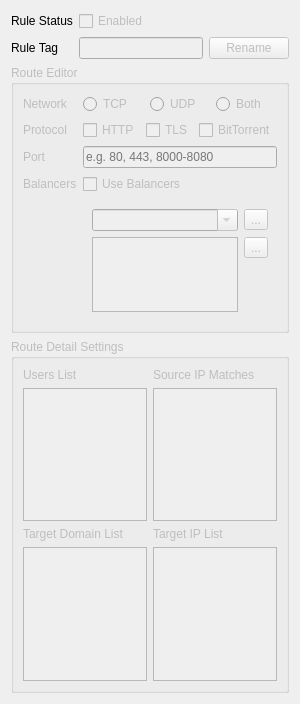
The window that src/ui/widgets/node/RuleWidget.ui (Qv2ray/Qv2ray) describes before a commit, drawn with Qt 5.
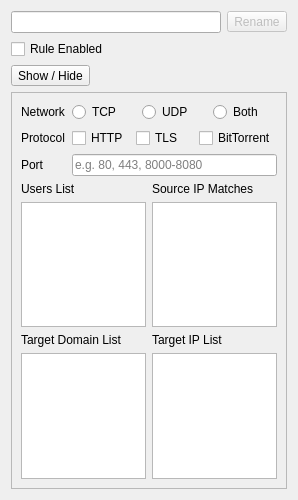
The same window after the commit.

```diff
--- a/src/ui/widgets/node/RuleWidget.ui
+++ b/src/ui/widgets/node/RuleWidget.ui
@@ -6,54 +6,21 @@
    <rect>
     <x>0</x>
     <y>0</y>
-    <width>296</width>
-    <height>704</height>
+    <width>298</width>
+    <height>500</height>
    </rect>
   </property>
   <property name="windowTitle">
    <string>Form</string>
   </property>
-  <layout class="QVBoxLayout" name="verticalLayout">
+  <layout class="QVBoxLayout" name="verticalLayout_2">
    <item>
-    <layout class="QFormLayout" name="formLayout_2">
-     <item row="0" column="0">
-      <widget class="QLabel" name="label">
-       <property name="enabled">
-        <bool>true</bool>
-       </property>
-       <property name="text">
-        <string>Rule Status</string>
-       </property>
-      </widget>
-     </item>
-     <item row="0" column="1">
-      <widget class="QCheckBox" name="ruleEnableCB">
-       <property name="enabled">
-        <bool>false</bool>
-       </property>
-       <property name="text">
-        <string>Enabled</string>
-       </property>
-      </widget>
-     </item>
-     <item row="1" column="0">
-      <widget class="QLabel" name="label_13">
-       <property name="text">
-        <string>Rule Tag</string>
-       </property>
-      </widget>
-     </item>
-     <item row="1" column="1">
-      <layout class="QHBoxLayout" name="horizontalLayout_6">
+    <layout class="QHBoxLayout" name="horizontalLayout">
        <item>
-        <widget class="QLineEdit" name="ruleTagLineEdit">
-         <property name="enabled">
-          <bool>false</bool>
-         </property>
-        </widget>
+      <widget class="QLineEdit" name="ruleTagLineEdit"/>
        </item>
        <item>
-        <widget class="QPushButton" name="ruleRenameBtn">
+      <widget class="QToolButton" name="ruleRenameBtn">
          <property name="enabled">
           <bool>false</bool>
          </property>
@@ -64,19 +31,30 @@
        </item>
       </layout>
      </item>
-    </layout>
+   <item>
+    <widget class="QCheckBox" name="ruleEnableCB">
+     <property name="text">
+      <string>Rule Enabled</string>
+     </property>
+    </widget>
    </item>
    <item>
-    <widget class="QGroupBox" name="routeEditGroupBox">
-     <property name="enabled">
-      <bool>false</bool>
+    <widget class="QToolButton" name="toolButton">
+     <property name="text">
+      <string>Show / Hide</string>
      </property>
-     <property name="title">
-      <string>Route Editor</string>
+    </widget>
+   </item>
+   <item>
+    <widget class="QFrame" name="settingsFrame">
+     <property name="frameShape">
+      <enum>QFrame::StyledPanel</enum>
      </property>
-     <property name="flat">
-      <bool>false</bool>
+     <property name="frameShadow">
+      <enum>QFrame::Raised</enum>
      </property>
+     <layout class="QVBoxLayout" name="verticalLayout">
+      <item>
      <layout class="QFormLayout" name="formLayout">
       <item row="0" column="0">
        <widget class="QLabel" name="label_17">
@@ -156,74 +134,9 @@
         </property>
        </widget>
       </item>
-      <item row="3" column="0">
-       <widget class="QLabel" name="label_6">
-        <property name="text">
-         <string>Balancers</string>
-        </property>
-       </widget>
-      </item>
-      <item row="3" column="1">
-       <widget class="QCheckBox" name="enableBalancerCB">
-        <property name="text">
-         <string>Use Balancers</string>
-        </property>
-       </widget>
-      </item>
-      <item row="4" column="1">
-       <widget class="QWidget" name="balancersWidget" native="true">
-        <layout class="QGridLayout" name="balancerLayout">
-         <item row="0" column="0">
-          <widget class="QComboBox" name="balancerSelectionCombo">
-           <property name="editable">
-            <bool>true</bool>
-           </property>
-          </widget>
-         </item>
-         <item row="1" column="0" rowspan="2">
-          <widget class="QListWidget" name="balancerList"/>
-         </item>
-         <item row="1" column="1">
-          <widget class="QToolButton" name="balancerDelBtn">
-           <property name="text">
-            <string>...</string>
-           </property>
-          </widget>
-         </item>
-         <item row="2" column="1">
-          <spacer name="verticalSpacer">
-           <property name="orientation">
-            <enum>Qt::Vertical</enum>
-           </property>
-           <property name="sizeHint" stdset="0">
-            <size>
-             <width>20</width>
-             <height>40</height>
-            </size>
-           </property>
-          </spacer>
-         </item>
-         <item row="0" column="1">
-          <widget class="QToolButton" name="balancerAddBtn">
-           <property name="text">
-            <string>...</string>
-           </property>
-          </widget>
-         </item>
-        </layout>
-       </widget>
-      </item>
-     </layout>
-    </widget>
+       </layout>
    </item>
    <item>
-    <widget class="QGroupBox" name="routeRuleGroupBox">
-     <property name="enabled">
-      <bool>false</bool>
-     </property>
-     <property name="title">
-      <string>Route Detail Settings</string>
-     </property>
      <layout class="QGridLayout" name="gridLayout_2">
       <item row="0" column="0">
        <widget class="QLabel" name="label_15">
@@ -264,6 +177,8 @@
       </item>
       <item row="3" column="1">
        <widget class="QPlainTextEdit" name="ipList"/>
+        </item>
+       </layout>
       </item>
      </layout>
     </widget>
```
Lines whose indentation alone changed are shown as unchanged.
